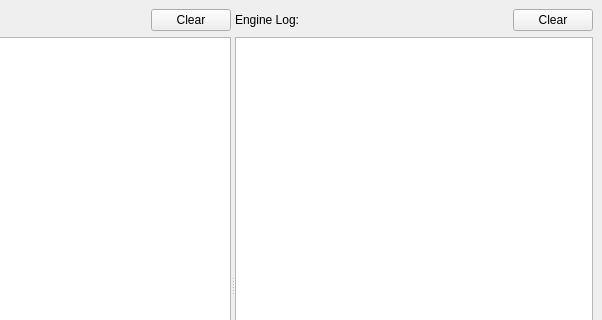
ezEngine/ezEngine, file Tools/EditorFramework/Panels/LogPanel/LogPanel.ui: the form before one commit; both pictures show x 136 to 738 and y 0 to 320 of the 738 by 597 pixel window.
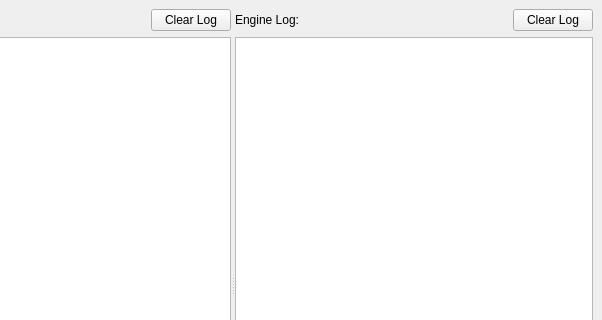
The form after the commit. Icons and pictures are not drawn.

```diff
--- a/Tools/EditorFramework/Panels/LogPanel/LogPanel.ui
+++ b/Tools/EditorFramework/Panels/LogPanel/LogPanel.ui
@@ -57,11 +57,7 @@
           <item>
            <widget class="QPushButton" name="ButtonClearEditorLog">
             <property name="text">
-             <string>Clear</string>
-            </property>
-            <property name="icon">
-             <iconset resource="../../../../Code/Tools/GuiFoundation/QtResources/resources.qrc">
-              <normaloff>:/GuiFoundation/Icons/Delete16.png</normaloff>:/GuiFoundation/Icons/Delete16.png</iconset>
+             <string>Clear Log</string>
             </property>
            </widget>
           </item>
@@ -118,11 +114,7 @@
           <item>
            <widget class="QPushButton" name="ButtonClearEngineLog">
             <property name="text">
-             <string>Clear</string>
-            </property>
-            <property name="icon">
-             <iconset resource="../../../../Code/Tools/GuiFoundation/QtResources/resources.qrc">
-              <normaloff>:/GuiFoundation/Icons/Delete16.png</normaloff>:/GuiFoundation/Icons/Delete16.png</iconset>
+             <string>Clear Log</string>
             </property>
            </widget>
           </item>
```
Left out of the diff: 28 changed lines with no effect on the pictures.
